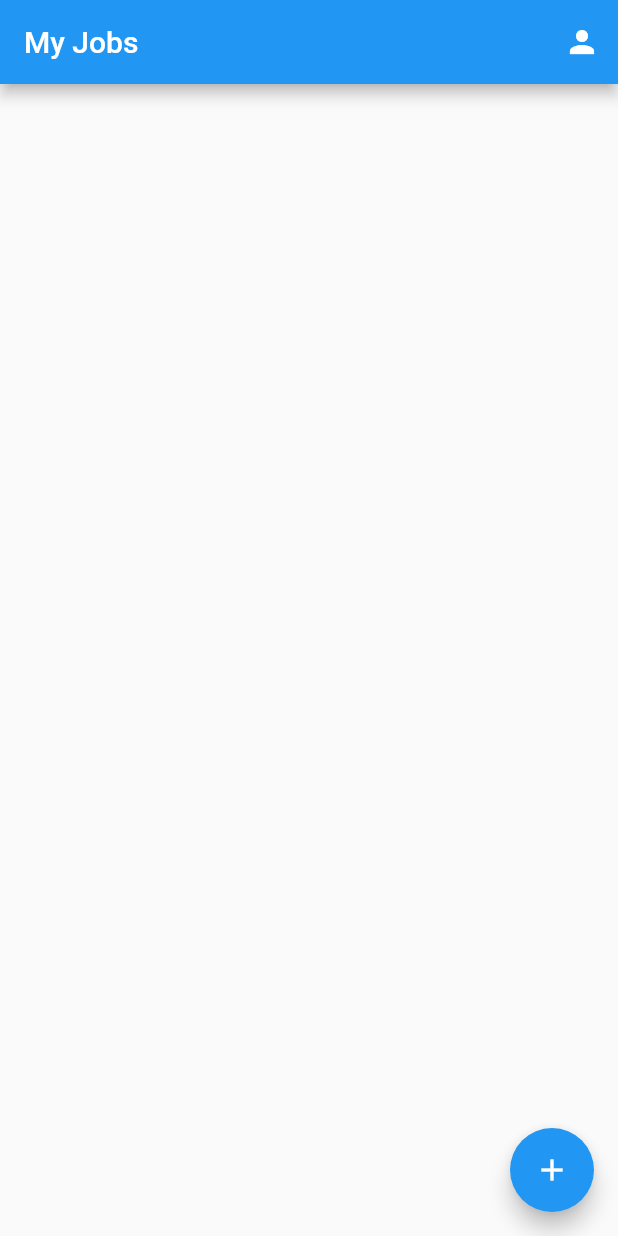
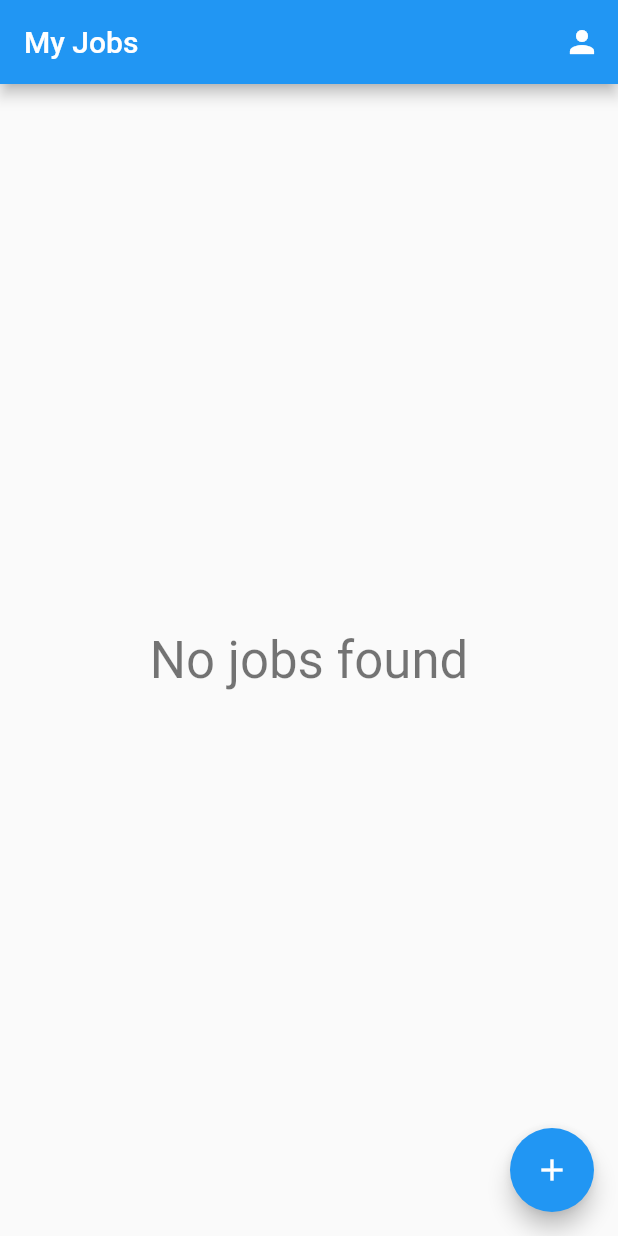
Before and after one commit to mbinoti/faker_app_flutter_firebase, a Flutter app: the screen it shows once a user with an empty profile is signed in, on a phone screen of 412 x 824 dp. Run offline on Flutter 3.47's test engine with Material 2 defaults, Android fonts, the phone set to English and light mode, and no system bars; our stand-ins replace cloud_firestore, equatable, faker, firebase_auth, firebase_core, firebase_ui_firestore and 2 more; missing offline and left inert: firebase_ui_auth; accounts and stored records are empty.

```diff
--- a/lib/data/firestore_repository.dart
+++ b/lib/data/firestore_repository.dart
@@ -11,6 +11,7 @@ class FirestoreRepository {
         'uid': uid,
         'title': title,
         'company': company,
+        'createdAt': FieldValue.serverTimestamp(),
       });
 
   Future<void> updateJob(
--- a/lib/data/job.dart
+++ b/lib/data/job.dart
@@ -1,26 +1,36 @@
+import 'package:cloud_firestore/cloud_firestore.dart';
 import 'package:equatable/equatable.dart';
 
 /// Model class for documents in the jobs collection
 class Job extends Equatable {
-  const Job({required this.uid, required this.title, required this.company});
-  final String uid;
+  const Job({
+    // required this.uid,
+    required this.title,
+    required this.company,
+    this.createdAt,
+  });
+  // final String uid;
   final String title;
   final String company;
+  final DateTime? createdAt;
 
   factory Job.fromMap(Map<String, dynamic> map) {
+    final createdAt = map['createdAt'];
     return Job(
-      uid: map['uid'] as String,
+      // uid: map['uid'] as String,
       title: map['title'] as String,
       company: map['company'] as String,
+      createdAt: createdAt != null ? (createdAt as Timestamp).toDate() : null,
     );
   }
 
   Map<String, dynamic> toMap() => {
-        'uid': uid,
+        // 'uid': uid,
         'title': title,
         'company': company,
+        if (createdAt != null) 'createdAt': Timestamp.fromDate(createdAt!)
       };
 
   @override
-  List<Object?> get props => [uid, title, company];
+  List<Object?> get props => [title, company, createdAt];
 }
--- a/lib/screens/home_screen.dart
+++ b/lib/screens/home_screen.dart
@@ -48,6 +48,23 @@ class JobsListView extends ConsumerWidget {
     final user = ref.watch(firebaseAuthProvider).currentUser;
     return FirestoreListView<Job>(
       query: firestoreRepository.jobsQuery(user!.uid),
+      pageSize: 20,
+      errorBuilder: (context, error, stackTrace) {
+        return Center(
+          child: Text(
+            error.toString(),
+            style: Theme.of(context).textTheme.headlineMedium,
+          ),
+        );
+      },
+      emptyBuilder: (context) {
+        return Center(
+          child: Text(
+            'No jobs found',
+            style: Theme.of(context).textTheme.headlineMedium,
+          ),
+        );
+      },
       itemBuilder: (BuildContext context, QueryDocumentSnapshot<Job> doc) {
         final job = doc.data();
         return Dismissible(
@@ -60,6 +77,12 @@ class JobsListView extends ConsumerWidget {
           child: ListTile(
             title: Text(job.title),
             subtitle: Text(job.company),
+            trailing: job.createdAt != null
+                ? Text(
+                    job.createdAt.toString(),
+                    style: Theme.of(context).textTheme.bodyLarge,
+                  )
+                : null,
             onTap: () {
               final user = ref.read(firebaseAuthProvider).currentUser;
               final faker = Faker();
```
